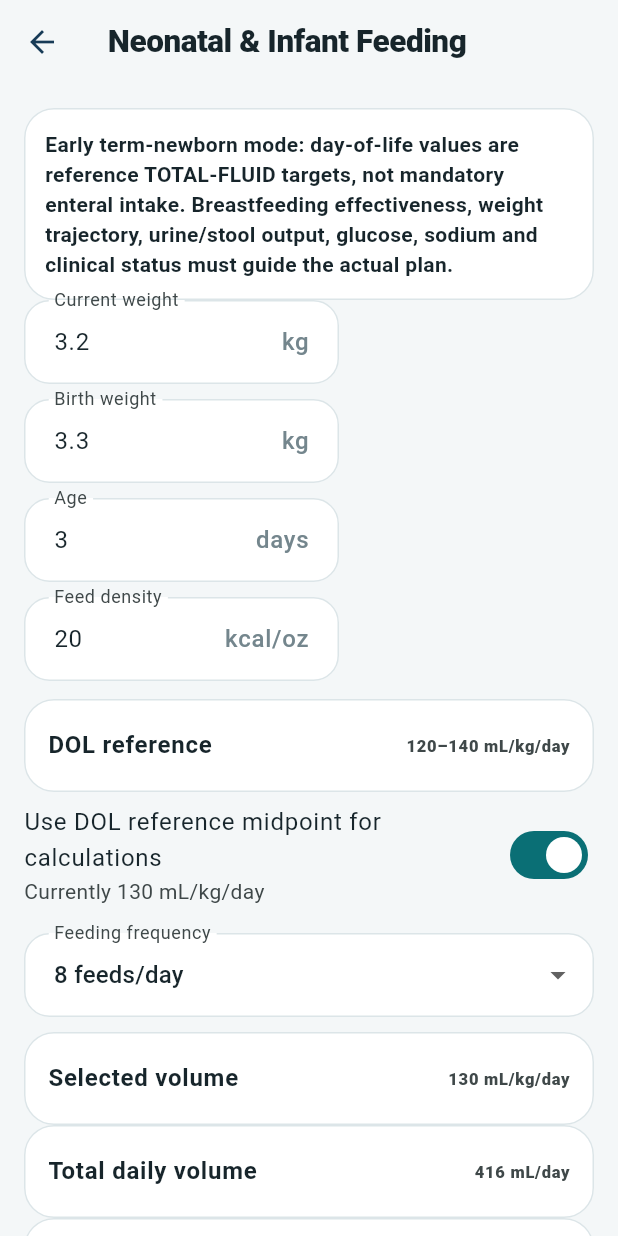
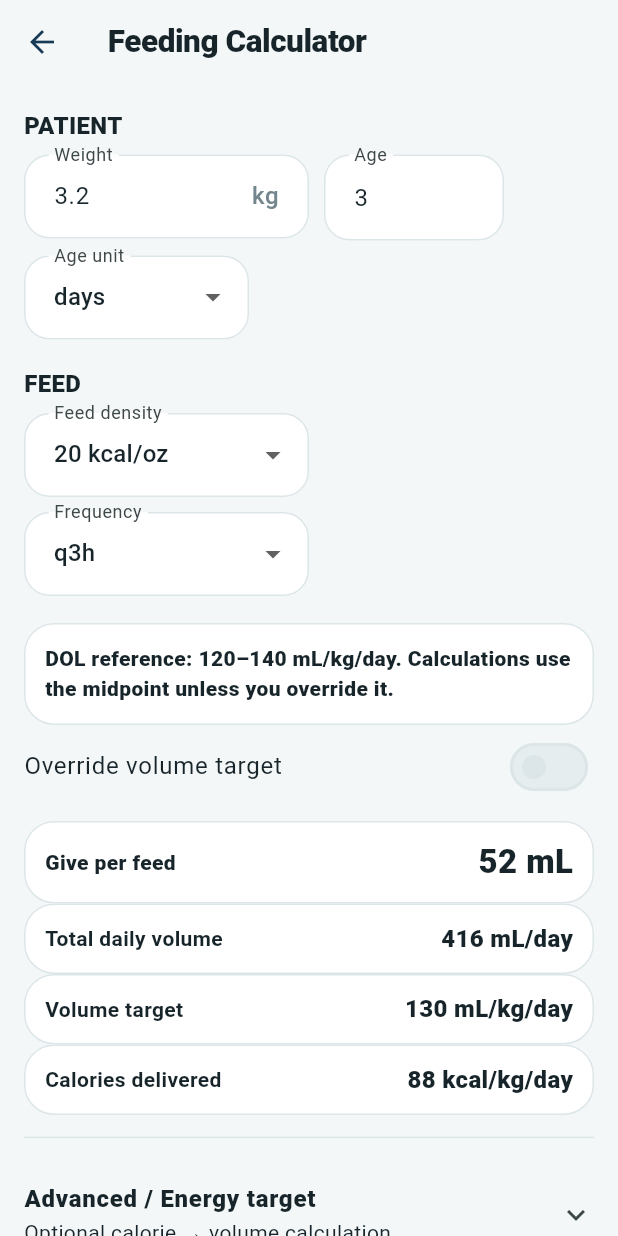
Before and after one commit to extraxen/pedsflow, a Flutter app: the InfantFeedingScreen screen opened directly, on a phone screen of 412 x 824 dp. Run offline on Flutter 3.47's test engine with Material 3 defaults, Android fonts, the phone set to English and light mode, and no system bars; our stand-ins replace image_picker, shared_preferences; missing offline and left inert: dart:js_interop; accounts and stored records are empty.

Commit message:
Simplify infant feeding calculator

```diff
--- a/lib/features/neonatal/infant_feeding_screen.dart
+++ b/lib/features/neonatal/infant_feeding_screen.dart
@@ -12,24 +12,32 @@ class InfantFeedingScreen extends StatefulWidget {
 
 class _InfantFeedingScreenState extends State<InfantFeedingScreen> {
   final weight = TextEditingController(text: '3.2');
-  final birthWeight = TextEditingController(text: '3.3');
-  final ageDays = TextEditingController(text: '3');
-  final volumeGoal = TextEditingController(text: '130');
-  final kcalOz = TextEditingController(text: '20');
-  final calorieGoal = TextEditingController(text: '100');
-  final height = TextEditingController(text: '50');
-  InfantSex sex = InfantSex.male;
-  bool useEer = false;
-  int feeds = 8;
-  bool useDolTarget = true;
+  final age = TextEditingController(text: '3');
+  final customVolume = TextEditingController(text: '150');
+  final customKcal = TextEditingController(text: '100');
+  String ageUnit = 'days';
+  double kcalOz = 20;
+  int hoursBetweenFeeds = 3;
+  bool continuous = false;
+  bool customTarget = false;
 
   double? n(TextEditingController c) => double.tryParse(c.text.trim());
-  int? intValue(TextEditingController c) => int.tryParse(c.text.trim());
+  int? i(TextEditingController c) => int.tryParse(c.text.trim());
+
+  int? get ageDays {
+    final value = i(age);
+    if (value == null) return null;
+    if (ageUnit == 'weeks') return value * 7;
+    if (ageUnit == 'months') return (value * 30.4375).round();
+    return value;
+  }
+
+  int get feedsPerDay => continuous ? 24 : 24 ~/ hoursBetweenFeeds;
 
   @override
   void dispose() {
-    weight.dispose(); birthWeight.dispose(); ageDays.dispose(); volumeGoal.dispose();
-    kcalOz.dispose(); calorieGoal.dispose(); height.dispose(); super.dispose();
+    weight.dispose(); age.dispose(); customVolume.dispose(); customKcal.dispose();
+    super.dispose();
   }
 
   Widget field(TextEditingController c, String label, String suffix) => TextField(
@@ -39,116 +47,111 @@ class _InfantFeedingScreenState extends State<InfantFeedingScreen> {
     decoration: InputDecoration(labelText: label, suffixText: suffix, border: const OutlineInputBorder()),
   );
 
-  Widget result(String label, String value) => Card(
-    child: ListTile(
-      title: Text(label, style: const TextStyle(fontWeight: FontWeight.w700)),
-      trailing: Text(value, style: const TextStyle(fontWeight: FontWeight.w900)),
+  Widget result(String label, String value, {bool primary = false}) => Card(
+    child: Padding(
+      padding: const EdgeInsets.symmetric(horizontal: 14, vertical: 12),
+      child: Row(children: [
+        Expanded(child: Text(label, style: TextStyle(fontWeight: primary ? FontWeight.w900 : FontWeight.w700))),
+        Text(value, style: TextStyle(fontSize: primary ? 22 : 16, fontWeight: FontWeight.w900)),
+      ]),
     ),
   );
 
   @override
   Widget build(BuildContext context) {
     final w = n(weight);
-    final bw = n(birthWeight);
-    final days = intValue(ageDays);
-    final density = n(kcalOz);
+    final days = ageDays;
     final early = days != null && days <= 5;
-    final target = days == null ? null : InfantFeedingEngine.termTargetForDol(days);
-    final selectedMlKg = useDolTarget && early && target != null ? target.midpoint : n(volumeGoal);
-    final daily = w != null && selectedMlKg != null ? InfantFeedingEngine.dailyVolume(weightKg: w, mlKgDay: selectedMlKg) : null;
-    final perFeed = w != null && selectedMlKg != null ? InfantFeedingEngine.volumePerFeed(weightKg: w, mlKgDay: selectedMlKg, feedsPerDay: feeds) : null;
-    final energy = selectedMlKg != null && density != null ? InfantFeedingEngine.kcalKgDay(mlKgDay: selectedMlKg, kcalPerOz: density) : null;
-    final h = n(height);
-    final eer = days != null && days >= 0 && days < 1096 && w != null && w > 0 && h != null && h > 0
-        ? InfantFeedingEngine.eerKcalDay(ageDays: days, heightCm: h, weightKg: w, sex: sex)
-        : null;
-    final eerKg = eer != null && w != null ? eer / w : null;
-    final desired = useEer && eerKg != null ? eerKg : n(calorieGoal);
-    final reverse = desired != null && density != null && density > 0 ? InfantFeedingEngine.mlKgDayFromCalories(targetKcalKgDay: desired, kcalPerOz: density) : null;
-    final change = w != null && bw != null && bw > 0 ? InfantFeedingEngine.percentWeightChange(birthWeightKg: bw, currentWeightKg: w) : null;
+    final dolTarget = days == null ? null : InfantFeedingEngine.termTargetForDol(days);
+    final suggestedMlKg = early && dolTarget != null ? dolTarget.midpoint : 150.0;
+    final mlKg = customTarget ? n(customVolume) : suggestedMlKg;
+    final daily = w != null && mlKg != null ? InfantFeedingEngine.dailyVolume(weightKg: w, mlKgDay: mlKg) : null;
+    final energy = mlKg != null ? InfantFeedingEngine.kcalKgDay(mlKgDay: mlKg, kcalPerOz: kcalOz) : null;
+    final perFeed = !continuous && daily != null ? daily / feedsPerDay : null;
+    final hourly = continuous && daily != null ? daily / 24 : null;
+    final desiredKcal = n(customKcal);
+    final volumeForCalories = desiredKcal != null ? InfantFeedingEngine.mlKgDayFromCalories(targetKcalKgDay: desiredKcal, kcalPerOz: kcalOz) : null;
 
     return Scaffold(
-      appBar: AppBar(title: const Text('Neonatal & Infant Feeding', style: TextStyle(fontWeight: FontWeight.w900))),
+      appBar: AppBar(title: const Text('Feeding Calculator', style: TextStyle(fontWeight: FontWeight.w900))),
       body: ListView(padding: const EdgeInsets.all(16), children: [
-        Card(child: Padding(padding: const EdgeInsets.all(14), child: Text(
-          early
-            ? 'Early term-newborn mode: day-of-life values are reference TOTAL-FLUID targets, not mandatory enteral intake. Breastfeeding effectiveness, weight trajectory, urine/stool output, glucose, sodium and clinical status must guide the actual plan.'
-            : 'Infant nutrition mode: calculate volume and calories together. Individualize for growth, illness, fluid restriction and feeding tolerance.',
-          style: const TextStyle(fontWeight: FontWeight.w700)))),
-        Wrap(spacing: 10, runSpacing: 10, children: [
-          SizedBox(width: 210, child: field(weight, 'Current weight', 'kg')),
-          SizedBox(width: 210, child: field(birthWeight, 'Birth weight', 'kg')),
-          SizedBox(width: 210, child: field(ageDays, 'Age', 'days')),
-          SizedBox(width: 210, child: field(kcalOz, 'Feed density', 'kcal/oz')),
-        ]),
-        const SizedBox(height: 12),
-        if (target != null && early) ...[
-          result('DOL reference', target.minMlKgDay == target.maxMlKgDay
-            ? target.minMlKgDay.toStringAsFixed(0) + ' mL/kg/day'
-            : target.minMlKgDay.toStringAsFixed(0) + '–' + target.maxMlKgDay.toStringAsFixed(0) + ' mL/kg/day'),
-          SwitchListTile(
-            contentPadding: EdgeInsets.zero,
-            title: const Text('Use DOL reference midpoint for calculations'),
-            subtitle: Text('Currently ' + target.midpoint.toStringAsFixed(0) + ' mL/kg/day'),
-            value: useDolTarget, onChanged: (v) => setState(() => useDolTarget = v)),
-        ],
-        if (!useDolTarget || !early) field(volumeGoal, 'Volume target', 'mL/kg/day'),
-        const SizedBox(height: 10),
-        DropdownButtonFormField<int>(
-          initialValue: feeds,
-          decoration: const InputDecoration(labelText: 'Feeding frequency', border: OutlineInputBorder()),
-          items: const [6, 8, 10, 12].map((x) => DropdownMenuItem(value: x, child: Text(x.toString() + ' feeds/day'))).toList(),
-          onChanged: (v) => setState(() => feeds = v ?? feeds)),
-        const SizedBox(height: 10),
-        if (selectedMlKg != null) result('Selected volume', selectedMlKg.toStringAsFixed(0) + ' mL/kg/day'),
-        if (daily != null) result('Total daily volume', daily.toStringAsFixed(0) + ' mL/day'),
-        if (perFeed != null) result('Volume per feed', perFeed.toStringAsFixed(1) + ' mL/feed'),
-        if (energy != null) result('Energy delivered', energy.toStringAsFixed(0) + ' kcal/kg/day'),
-        if (change != null) result('Change from birth weight', (change >= 0 ? '+' : '') + change.toStringAsFixed(1) + '%'),
-        const Divider(height: 30),
-        const Text('CALORIE → VOLUME', style: TextStyle(fontWeight: FontWeight.w900, fontSize: 16)),
-        const SizedBox(height: 8),
-        const Text('2023 DRI Estimated Energy Requirement (EER)', style: TextStyle(fontWeight: FontWeight.w800)),
+        const Text('PATIENT', style: TextStyle(fontWeight: FontWeight.w900, fontSize: 16)),
         const SizedBox(height: 8),
         Wrap(spacing: 10, runSpacing: 10, children: [
-          SizedBox(width: 210, child: field(height, 'Length / height', 'cm')),
-          SizedBox(width: 210, child: DropdownButtonFormField<InfantSex>(
-            initialValue: sex,
-            decoration: const InputDecoration(labelText: 'Sex', border: OutlineInputBorder()),
-            items: const [
-              DropdownMenuItem(value: InfantSex.male, child: Text('Male')),
-              DropdownMenuItem(value: InfantSex.female, child: Text('Female')),
-            ],
-            onChanged: (v) => setState(() => sex = v ?? sex),
+          SizedBox(width: 190, child: field(weight, 'Weight', 'kg')),
+          SizedBox(width: 120, child: field(age, 'Age', '')),
+          SizedBox(width: 150, child: DropdownButtonFormField<String>(
+            initialValue: ageUnit,
+            decoration: const InputDecoration(labelText: 'Age unit', border: OutlineInputBorder()),
+            items: const ['days','weeks','months'].map((x) => DropdownMenuItem(value: x, child: Text(x))).toList(),
+            onChanged: (v) => setState(() => ageUnit = v ?? ageUnit),
           )),
         ]),
-        if (eer != null && eerKg != null) ...[
-          result('Age/sex/size EER', eer.toStringAsFixed(0) + ' kcal/day'),
-          result('EER per kg', eerKg.toStringAsFixed(0) + ' kcal/kg/day'),
-          SwitchListTile(
-            contentPadding: EdgeInsets.zero,
-            title: const Text('Use calculated EER for calorie → volume'),
-            subtitle: const Text('Turn off to enter a custom clinical calorie target.'),
-            value: useEer,
-            onChanged: (v) => setState(() => useEer = v),
-          ),
-        ],
-        if (!useEer || eerKg == null) field(calorieGoal, 'Desired energy', 'kcal/kg/day'),
-        if (reverse != null) ...[
-          result('Required volume', reverse.toStringAsFixed(0) + ' mL/kg/day'),
-          if (w != null) result('Total volume needed', (reverse * w).toStringAsFixed(0) + ' mL/day'),
-          if (w != null) result('Volume per feed', (reverse * w / feeds).toStringAsFixed(1) + ' mL/feed'),
-        ],
+        const SizedBox(height: 18),
+        const Text('FEED', style: TextStyle(fontWeight: FontWeight.w900, fontSize: 16)),
+        const SizedBox(height: 8),
+        Wrap(spacing: 10, runSpacing: 10, children: [
+          SizedBox(width: 190, child: DropdownButtonFormField<double>(
+            initialValue: kcalOz,
+            decoration: const InputDecoration(labelText: 'Feed density', border: OutlineInputBorder()),
+            items: const [20.0,22.0,24.0,27.0,30.0].map((x) => DropdownMenuItem(value: x, child: Text('${x.toInt()} kcal/oz'))).toList(),
+            onChanged: (v) => setState(() => kcalOz = v ?? kcalOz),
+          )),
+          SizedBox(width: 190, child: DropdownButtonFormField<String>(
+            initialValue: 'q3h',
+            decoration: const InputDecoration(labelText: 'Frequency', border: OutlineInputBorder()),
+            items: const ['q2h','q3h','q4h','continuous'].map((x) => DropdownMenuItem(value: x, child: Text(x))).toList(),
+            onChanged: (v) => setState(() {
+              continuous = v == 'continuous';
+              if (v == 'q2h') hoursBetweenFeeds = 2;
+              if (v == 'q3h') hoursBetweenFeeds = 3;
+              if (v == 'q4h') hoursBetweenFeeds = 4;
+            }),
+          )),
+        ]),
+        const SizedBox(height: 18),
+        if (early && dolTarget != null) Card(child: Padding(
+          padding: const EdgeInsets.all(14),
+          child: Text('DOL reference: ${dolTarget.minMlKgDay.toStringAsFixed(0)}–${dolTarget.maxMlKgDay.toStringAsFixed(0)} mL/kg/day. Calculations use the midpoint unless you override it.',
+            style: const TextStyle(fontWeight: FontWeight.w800)),
+        )) else const Card(child: Padding(
+          padding: EdgeInsets.all(14),
+          child: Text('Default bedside volume reference: 150 mL/kg/day. Adjust for age, growth, illness, fluid restriction and the clinical feeding plan.',
+            style: TextStyle(fontWeight: FontWeight.w800)),
+        )),
+        SwitchListTile(
+          contentPadding: EdgeInsets.zero,
+          title: const Text('Override volume target'),
+          value: customTarget,
+          onChanged: (v) => setState(() => customTarget = v),
+        ),
+        if (customTarget) field(customVolume, 'Volume target', 'mL/kg/day'),
+        const SizedBox(height: 8),
+        if (perFeed != null) result('Give per feed', '${perFeed.toStringAsFixed(0)} mL', primary: true),
+        if (hourly != null) result('Continuous rate', '${hourly.toStringAsFixed(1)} mL/hr', primary: true),
+        if (daily != null) result('Total daily volume', '${daily.toStringAsFixed(0)} mL/day'),
+        if (mlKg != null) result('Volume target', '${mlKg.toStringAsFixed(0)} mL/kg/day'),
+        if (energy != null) result('Calories delivered', '${energy.toStringAsFixed(0)} kcal/kg/day'),
         const Divider(height: 30),
-        const Text('Reference framework', style: TextStyle(fontWeight: FontWeight.w900)),
-        const Text('• Term newborn reference progression: 60–80, 80–100, 100–120, 120–140, 140–150, then ~150 mL/kg/day.\n'
-          '• Standard 20 kcal/oz milk is ~0.676 kcal/mL; therefore 150 mL/kg/day provides ~101 kcal/kg/day.\n'
-          '• Infant EER uses the 2023 Dietary Reference Intakes for Energy equations for ages 0 to <3 years (age, sex, length/height and weight); it is an estimate, not a fixed kcal/kg/day requirement.\n'
-          '• Preterm infants should use the separate Specific Patient Feeding Plan / local NICU pathway; do not apply this term progression blindly.\n'
-          '• Healthy direct breastfeeding should be assessed clinically rather than prescribed a fixed mL/feed solely from this calculator.'),
-        const SizedBox(height: 10),
-        const Text('Clinical decision support only. Verify against the active local neonatal/infant feeding guideline and dietitian/NICU plan when applicable.',
-          style: TextStyle(fontWeight: FontWeight.w800)),
+        ExpansionTile(
+          tilePadding: EdgeInsets.zero,
+          title: const Text('Advanced / Energy target', style: TextStyle(fontWeight: FontWeight.w900)),
+          subtitle: const Text('Optional calorie → volume calculation'),
+          children: [
+            field(customKcal, 'Desired energy', 'kcal/kg/day'),
+            const SizedBox(height: 8),
+            if (volumeForCalories != null) result('Volume needed', '${volumeForCalories.toStringAsFixed(0)} mL/kg/day'),
+            if (volumeForCalories != null && w != null)
+              result('Total volume needed', '${(volumeForCalories * w).toStringAsFixed(0)} mL/day'),
+            if (volumeForCalories != null && w != null && !continuous)
+              result('Equivalent per feed', '${(volumeForCalories * w / feedsPerDay).toStringAsFixed(0)} mL/feed'),
+            if (volumeForCalories != null && w != null && continuous)
+              result('Equivalent continuous rate', '${(volumeForCalories * w / 24).toStringAsFixed(1)} mL/hr'),
+          ],
+        ),
+        const Divider(height: 24),
+        const Text('Clinical decision support only. Early newborn targets represent total-fluid references, not mandatory enteral intake. Direct breastfeeding, prematurity, growth, hydration, electrolytes, illness and local NICU/dietitian plans require individualized assessment.',
+          style: TextStyle(fontWeight: FontWeight.w700)),
       ]),
     );
   }
```
